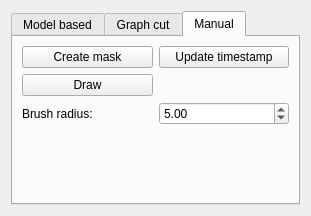
This is Applications/Viewer/OrganSegmentationModule/OrganSegmentationWidget.ui in JanKolomaznik/MedV4D as Qt 5 draws it before an edit. The edited form follows.
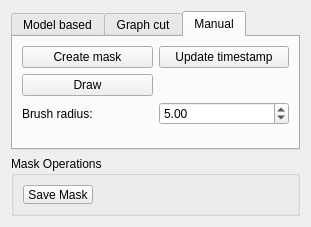
This is the edited form. The open tabs and pages were chosen to show the change. Custom widgets are drawn as their Qt base class.

The edit to the form file:
```diff
--- a/Applications/Viewer/OrganSegmentationModule/OrganSegmentationWidget.ui
+++ b/Applications/Viewer/OrganSegmentationModule/OrganSegmentationWidget.ui
@@ -7,7 +7,7 @@
     <x>0</x>
     <y>0</y>
     <width>311</width>
-    <height>216</height>
+    <height>227</height>
    </rect>
   </property>
   <property name="minimumSize">
@@ -201,8 +201,47 @@
      </widget>
     </widget>
    </item>
+   <item row="1" column="0">
+    <widget class="QGroupBox" name="groupBox_2">
+     <property name="minimumSize">
+      <size>
+       <width>0</width>
+       <height>60</height>
+      </size>
+     </property>
+     <property name="title">
+      <string>Mask Operations</string>
+     </property>
+     <layout class="QGridLayout" name="gridLayout_4">
+      <item row="0" column="0">
+       <widget class="QPushButton" name="mSaveMaskButton">
+        <property name="maximumSize">
+         <size>
+          <width>70</width>
+          <height>16777215</height>
+         </size>
+        </property>
+        <property name="text">
+         <string>Save Mask</string>
+        </property>
+       </widget>
+      </item>
+      <item row="0" column="1">
+       <widget class="FilePathComboBox" name="widget" native="true"/>
+      </item>
+     </layout>
+    </widget>
+   </item>
   </layout>
  </widget>
+ <customwidgets>
+  <customwidget>
+   <class>FilePathComboBox</class>
+   <extends>QWidget</extends>
+   <header>MedV4D/GUI/widgets/FilePathComboBox.h</header>
+   <container>1</container>
+  </customwidget>
+ </customwidgets>
  <resources/>
  <connections>
   <connection>
```
Left out of the diff: 4 changed lines with no effect on the pictures.
